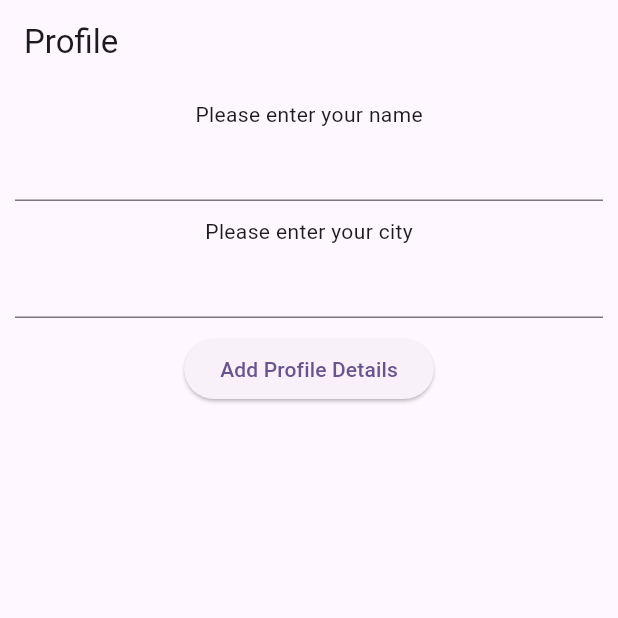
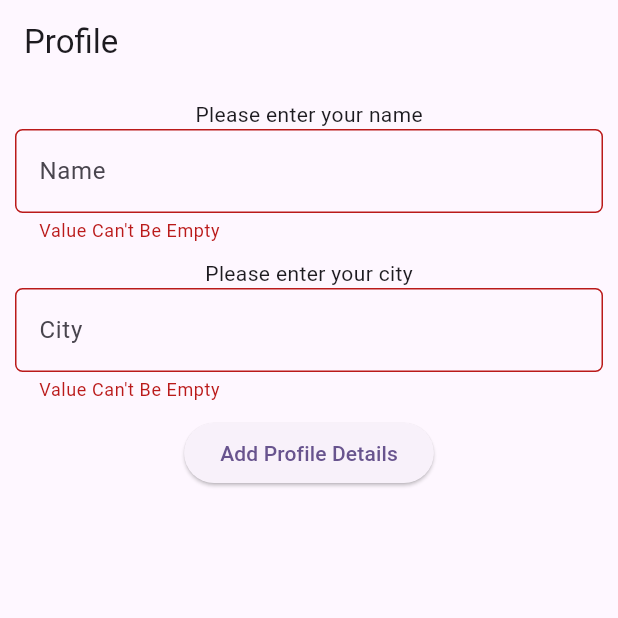
Before and after one commit to darshitsoftrefine/chat_app_with-_firebase, a Flutter app: the ProfilePage screen opened directly, after a tap on "Add Profile Details", on a phone screen of 412 x 824 dp, the top half of it. Run offline on Flutter 3.47's test engine with Material 3 defaults, Android fonts, the phone set to English and light mode, and no system bars; our stand-ins replace firebase_auth, firebase_core, firebase_database, intl_phone_field, pinput, shared_preferences; accounts and stored records are empty; network calls fail.

Commit message:
Changes in profile and shared preferences

```diff
--- a/lib/main.dart
+++ b/lib/main.dart
@@ -1,4 +1,4 @@
-import 'package:chat_app/utils/bottom_bar.dart';
+import 'package:chat_app/presentation/profile/edit_profile_page.dart';
 import 'package:firebase_auth/firebase_auth.dart';
 import 'package:firebase_core/firebase_core.dart';
 import 'package:flutter/material.dart';
@@ -29,7 +29,7 @@ class MyApp extends StatelessWidget {
         stream: FirebaseAuth.instance.authStateChanges(),
         builder: (context, AsyncSnapshot snapshot){
           if(snapshot.hasData){
-            return BottomBar();
+            return const EditProfilePage();
           }else {
             return const LoginWithOtp();
           }
--- a/lib/models/user_model.dart
+++ b/lib/models/user_model.dart
@@ -11,7 +11,7 @@ class UserModel {
       name: users['name'],
        uid: users['uid'],
        phoneNumber: users['phoneNumber'],
-       fcmToken: users['fcmToken'],
+       fcmToken: users['fcmToken'] ?? "",
        );
   }
 }
--- a/lib/presentation/login/login_with_otp.dart
+++ b/lib/presentation/login/login_with_otp.dart
@@ -63,7 +63,8 @@ class _LoginWithOtpState extends State<LoginWithOtp> {
                   ),
                   ElevatedButton(
                     onPressed: () async {
-
+                      SharedPreferences preferences = await SharedPreferences.getInstance();
+                      preferences.setString('phoneNumber', phoneNum);
                     await FirebaseAuth.instance.verifyPhoneNumber(
               phoneNumber: phoneNum,
               verificationCompleted: (PhoneAuthCredential credential) {
--- a/lib/presentation/login/otp_screen.dart
+++ b/lib/presentation/login/otp_screen.dart
@@ -1,10 +1,9 @@
-import 'package:chat_app/profile/profile_page.dart';
+import 'package:chat_app/presentation/profile/profile_page.dart';
 import 'package:firebase_auth/firebase_auth.dart';
 import 'package:firebase_database/firebase_database.dart';
 import 'package:flutter/material.dart';
 import 'package:pinput/pinput.dart';
-
-import '../home/home_page.dart';
+import 'package:shared_preferences/shared_preferences.dart';
 
 class OtpScreen extends StatefulWidget {
   final String verificationId;
@@ -42,11 +41,13 @@ class _OtpScreenState extends State<OtpScreen> {
             ),
             const SizedBox(height: 20,),
             ElevatedButton(onPressed: () async{
+              SharedPreferences prefs = await SharedPreferences.getInstance();
               try{
                 PhoneAuthCredential credential = await PhoneAuthProvider.credential(
                   verificationId: widget.verificationId,
                   smsCode: otpController.text.toString());
               FirebaseAuth.instance.signInWithCredential(credential).then((value) async {
+                prefs.setString("uid", value.user!.uid);
                try{
                 bool isEmpty = await isDatabaseEmpty(database);
                 if(isEmpty){
@@ -58,7 +59,7 @@ class _OtpScreenState extends State<OtpScreen> {
                           'phone': value.user?.phoneNumber,
                           });
                 } else {
-                  await users.child('users/').push().set({'email': value.user?.email,
+                  await users.push().set({'email': value.user?.email,
                           'name': value.user?.displayName,
                           'uid': value.user?.uid,
                           'photo': value.user?.photoURL,
--- /dev/null
+++ b/lib/presentation/profile/profile_page.dart
@@ -0,0 +1,104 @@
+import 'package:chat_app/utils/bottom_bar.dart';
+import 'package:firebase_database/firebase_database.dart';
+import 'package:flutter/material.dart';
+import 'package:shared_preferences/shared_preferences.dart';
+
+class ProfilePage extends StatefulWidget {
+  ProfilePage({super.key});
+
+  @override
+  State<ProfilePage> createState() => _ProfilePageState();
+}
+
+class _ProfilePageState extends State<ProfilePage> {
+  DatabaseReference database = FirebaseDatabase.instance.ref();
+   bool validate = false;
+
+  TextEditingController nameController = TextEditingController();
+
+  TextEditingController cityController = TextEditingController();
+
+  String phone = "";
+
+  void initState(){
+    getPhoneNumber().then((getNumber){
+      setState(() {
+        phone = getNumber!;
+      });
+    });
+    super.initState();
+  }
+
+   Future<String?> getPhoneNumber() async {
+    final SharedPreferences sharedPreferences = await SharedPreferences.getInstance();
+    String? obtainedNumber = sharedPreferences.getString('phoneNumber');
+    debugPrint("Phone Number $obtainedNumber");
+    return obtainedNumber;
+  }
+
+  @override
+  Widget build(BuildContext context) {
+    final users = database.child('users/');
+    return Scaffold(
+      appBar: AppBar(
+        title: const Text("Profile"),
+      ),
+      body: SafeArea(child: Padding(padding: const EdgeInsets.all(10.0),
+      child: Column(
+        children: [
+          const Text("Please enter your name"),
+          inputDetails(nameController, "Name"),
+          const SizedBox(height: 10,),
+          const Text("Please enter your city"),
+          inputDetails(cityController, "City"),
+          const SizedBox(height: 10,),
+          ElevatedButton(onPressed: () async {
+            setState(() {
+              validate = nameController.text.isEmpty;
+            });
+             final nextUser = <String, dynamic> {
+              'name': nameController.text.toString(),
+              'city': cityController.text.toString(),
+              'phone': phone,
+
+            };
+            users.push().set(nextUser).then((value) => print("User is added"));
+            SharedPreferences preferences = await SharedPreferences.getInstance();
+                      preferences.setString('Name', nameController.text.toString());
+                      preferences.setString("City", cityController.text.toString());
+
+                      //  await users.update({
+                      //     'name': nameController.text.toString(),
+                      //     // 'uid': value.user?.uid,
+                      //     // 'photo': value.user?.photoURL,
+                      //     'city': cityController.text.toString(),
+                      //     'phone': phone,
+                      //     });
+                      validate ? Container() : Navigator.pushReplacement(context, MaterialPageRoute(builder: (context)=> BottomBar()),);
+          }, child: const Text("Add Profile Details"))
+        ],
+      ),
+      )),
+    );
+  }
+
+  TextField inputDetails(TextEditingController name, String label) {
+    return TextField(
+            controller: name,
+      decoration: InputDecoration(
+        border: const OutlineInputBorder(borderRadius: BorderRadius.all(Radius.circular(5.0)),
+          borderSide: BorderSide(color: Colors.black, style: BorderStyle.solid),),
+        hintText: label,
+        focusedBorder: OutlineInputBorder(
+          borderRadius: BorderRadius.circular(5.0),
+          borderSide: const BorderSide(color: Colors.black, width: 1.0,),
+        ),
+        enabledBorder: OutlineInputBorder(
+          borderRadius: BorderRadius.circular(5.0),
+          borderSide: const BorderSide(color: Colors.black, width: 1.0,),
+        ),
+        errorText: validate ? "Value Can't Be Empty" : null,
+      ),
+    );
+  }
+}
--- a/lib/profile/profile_page.dart
+++ /dev/null
@@ -1,46 +0,0 @@
-import 'package:flutter/material.dart';
-import 'package:shared_preferences/shared_preferences.dart';
-
-class ProfilePage extends StatelessWidget {
-  ProfilePage({super.key});
-
-
-  TextEditingController nameController = TextEditingController();
-  TextEditingController cityController = TextEditingController();
-
-   Future<String?> getPhoneNumber() async {
-    final SharedPreferences sharedPreferences = await SharedPreferences.getInstance();
-    String? obtainedNumber = sharedPreferences.getString('phoneNumber');
-    debugPrint("Phone Number $obtainedNumber");
-    return obtainedNumber;
-  }
-  @override
-  Widget build(BuildContext context) {
-    return Scaffold(
-      appBar: AppBar(
-        title: const Text("Profile"),
-      ),
-      body: SafeArea(child: Padding(padding: EdgeInsets.all(10.0),
-      child: Column(
-        children: [
-          Text("Please enter your name"),
-          TextField(
-            controller: nameController,
-          ),
-          SizedBox(height: 10,),
-          Text("Please enter your city"),
-          TextField(
-            controller: cityController,
-          ),
-          SizedBox(height: 10,),
-          ElevatedButton(onPressed: () async {
-            SharedPreferences preferences = await SharedPreferences.getInstance();
-                      preferences.setString('Name', nameController.text.toString());
-                      preferences.setString("City", cityController.text.toString());
-          }, child: const Text("Add Profile Details"))
-        ],
-      ),
-      )),
-    );
-  }
-}
--- a/pubspec.yaml
+++ b/pubspec.yaml
@@ -39,7 +39,6 @@ dependencies:
   firebase_core: ^2.31.1
   intl_phone_field: ^3.2.0
   pinput: ^4.0.0
-  google_sign_in: ^6.1.4
   firebase_database: ^10.5.6
   provider: ^6.1.2
   firebase_messaging: ^14.9.3
```
Also changed, not shown: lib/presentation/home/chat_page.dart (added, +62 -0 lines), lib/presentation/home/home_page.dart (+90 -27 lines), lib/presentation/profile/edit_profile_page.dart (added, +147 -0 lines), lib/presentation/splash/splash_page.dart (added, +46 -0 lines), pubspec.lock.
